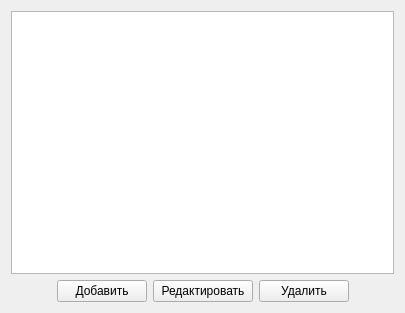
Above: listeditorwidget.ui from QtWorks/VirtualClientDialogEditor before the change. Below: the same form after it.
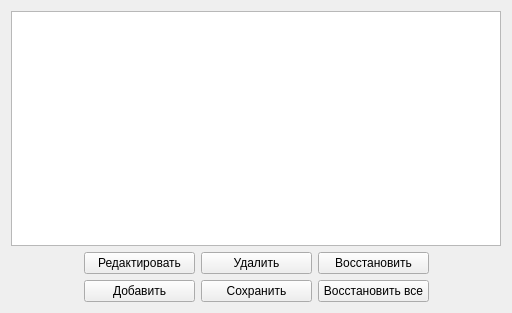
That is the form after the change.

What changed in the file:
```diff
--- a/listeditorwidget.ui
+++ b/listeditorwidget.ui
@@ -6,7 +6,7 @@
    <rect>
     <x>0</x>
     <y>0</y>
-    <width>405</width>
+    <width>512</width>
     <height>313</height>
    </rect>
   </property>
@@ -39,24 +39,11 @@
        </property>
       </spacer>
      </item>
-     <item>
-      <widget class="QPushButton" name="addButton">
-       <property name="minimumSize">
-        <size>
-         <width>90</width>
-         <height>0</height>
-        </size>
-       </property>
-       <property name="text">
-        <string>Добавить</string>
-       </property>
-      </widget>
-     </item>
      <item>
       <widget class="QPushButton" name="editButton">
        <property name="minimumSize">
         <size>
-         <width>100</width>
+         <width>111</width>
          <height>0</height>
         </size>
        </property>
@@ -69,7 +56,7 @@
       <widget class="QPushButton" name="removeButton">
        <property name="minimumSize">
         <size>
-         <width>90</width>
+         <width>111</width>
          <height>0</height>
         </size>
        </property>
@@ -78,6 +65,19 @@
        </property>
       </widget>
      </item>
+     <item>
+      <widget class="QPushButton" name="revertButton">
+       <property name="minimumSize">
+        <size>
+         <width>111</width>
+         <height>0</height>
+        </size>
+       </property>
+       <property name="text">
+        <string>Восстановить</string>
+       </property>
+      </widget>
+     </item>
      <item>
       <spacer name="horizontalSpacer_2">
        <property name="orientation">
@@ -93,6 +93,75 @@
      </item>
     </layout>
    </item>
+   <item>
+    <layout class="QHBoxLayout" name="horizontalLayout_2">
+     <item>
+      <spacer name="horizontalSpacer_3">
+       <property name="orientation">
+        <enum>Qt::Horizontal</enum>
+       </property>
+       <property name="sizeHint" stdset="0">
+        <size>
+         <width>40</width>
+         <height>20</height>
+        </size>
+       </property>
+      </spacer>
+     </item>
+     <item>
+      <widget class="QPushButton" name="addButton">
+       <property name="minimumSize">
+        <size>
+         <width>111</width>
+         <height>0</height>
+        </size>
+       </property>
+       <property name="text">
+        <string>Добавить</string>
+       </property>
+      </widget>
+     </item>
+     <item>
+      <widget class="QPushButton" name="saveButton">
+       <property name="minimumSize">
+        <size>
+         <width>111</width>
+         <height>0</height>
+        </size>
+       </property>
+       <property name="text">
+        <string>Сохранить</string>
+       </property>
+      </widget>
+     </item>
+     <item>
+      <widget class="QPushButton" name="revertAllButton">
+       <property name="minimumSize">
+        <size>
+         <width>111</width>
+         <height>0</height>
+        </size>
+       </property>
+       <property name="text">
+        <string>Восстановить все</string>
+       </property>
+      </widget>
+     </item>
+     <item>
+      <spacer name="horizontalSpacer_4">
+       <property name="orientation">
+        <enum>Qt::Horizontal</enum>
+       </property>
+       <property name="sizeHint" stdset="0">
+        <size>
+         <width>40</width>
+         <height>20</height>
+        </size>
+       </property>
+      </spacer>
+     </item>
+    </layout>
+   </item>
   </layout>
  </widget>
  <resources/>
```
